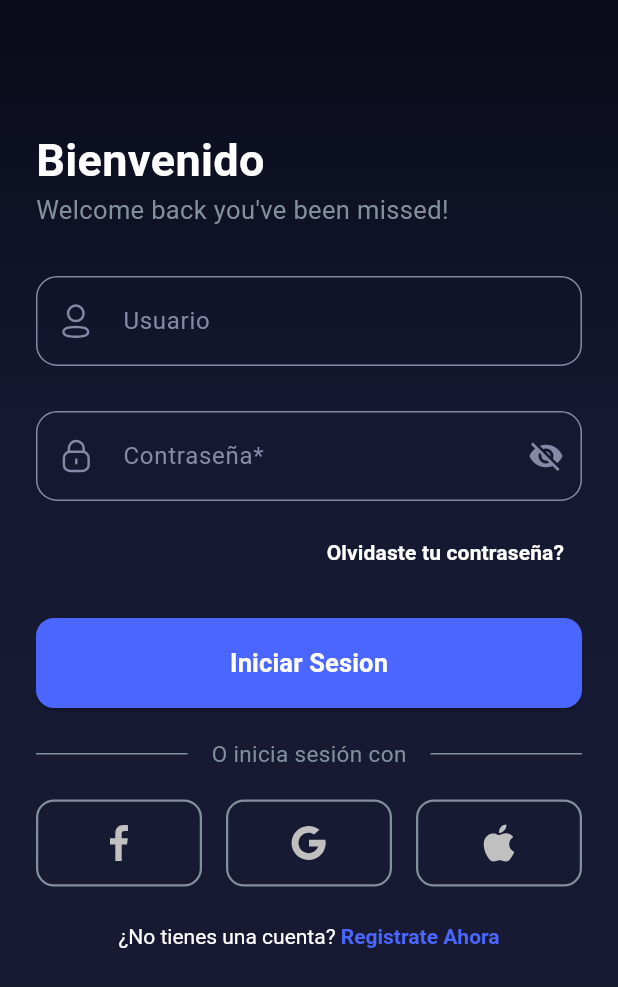
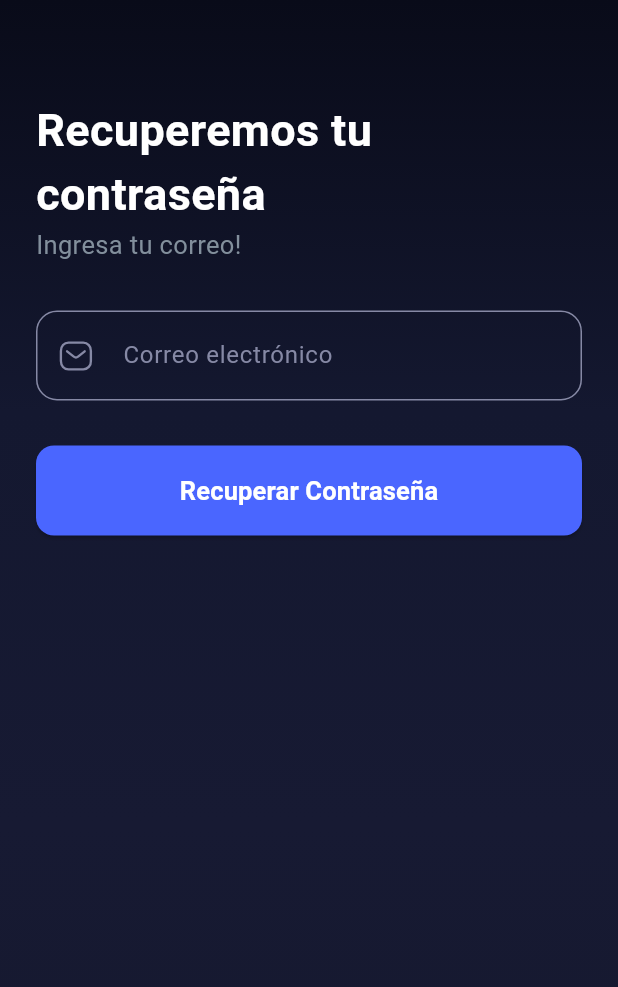
Before and after one commit to sh4y0/serviexpress-app, a Flutter app: the AuthPage screen opened by its route, after a tap on "Olvidaste tu contraseña?", on a phone screen of 412 x 824 dp. Shown: the top 987 px of the screen. Run offline on Flutter 3.47's test engine with Material 3 defaults, Android fonts, the light colour scheme and no system bars; our stand-ins replace cloud_firestore, firebase_auth, firebase_core, firebase_remote_config, flutter_riverpod, flutter_svg and 7 more; accounts and stored records are empty.

Commit message:
Agregando pantalla para recuperar contraseña

```diff
--- a/lib/config/app_routes.dart
+++ b/lib/config/app_routes.dart
@@ -2,6 +2,7 @@ class AppRoutes {
   static const String startPage = '/start_page';
   static const String login = '/auth_page';
   static const String home = '/home_page';
+  static const String recoveryPassword = '/recovery_password';
   static const String verified = "/verified_page";
   static const String chat = '/chat_page';
 }
--- a/lib/presentation/pages/auth_page.dart
+++ b/lib/presentation/pages/auth_page.dart
@@ -11,7 +11,6 @@ import 'package:serviexpress_app/core/utils/result_state.dart';
 import 'package:serviexpress_app/core/utils/user_preferences.dart';
 import 'package:serviexpress_app/presentation/viewmodels/auth_view_model.dart';
 import 'package:serviexpress_app/presentation/viewmodels/register_view_model.dart';
-import 'package:serviexpress_app/presentation/widgets/login_sign_up_switcher.dart';
 import 'package:serviexpress_app/presentation/widgets/map_style_loader.dart';
 
 class SvgCache {
@@ -60,6 +59,7 @@ class _AuthScreenState extends ConsumerState<AuthPage> {
   final TextEditingController _passwordControllerRegister =
       TextEditingController();
 
+  late BoxDecoration userContainerDecoration;
   late BoxDecoration passwordContainerDecoration;
   bool isTextFormFieldClicked = false;
 
@@ -79,8 +79,6 @@ class _AuthScreenState extends ConsumerState<AuthPage> {
       "assets/icons/ic_facebook.svg",
       "assets/icons/ic_google.svg",
       "assets/icons/ic_apple.svg",
-      "assets/icons/ic_message_form.svg"
-          "assets/icons/ic_camera.svg",
     ];
 
     for (final path in svgPaths) {
@@ -120,11 +118,12 @@ class _AuthScreenState extends ConsumerState<AuthPage> {
               "Inicio de sesión exitoso",
               onOk: () async {
                 if (mounted) {
-                  Navigator.pushNamedAndRemoveUntil(
+                  Navigator.pushReplacementNamed(
                     context,
-                    AppRoutes.home,
-                    (Route<dynamic> route) => false,
-                    arguments: MapStyleLoader.cachedStyle,
+                    AppRoutes.chat,
+
+                    /*AppRoutes.home,
+                    arguments: MapStyleLoader.cachedStyle,*/
                   );
                 }
               },
@@ -152,19 +151,19 @@ class _AuthScreenState extends ConsumerState<AuthPage> {
         case Success():
           LoadingScreen.hide();
           if (mounted) {
-            Navigator.pushReplacementNamed(context, AppRoutes.verified);
-            // Alerts.instance.showSuccessAlert(
-            //   context,
-            //   "Usted se ha registrado exitosamente",
-            //   onOk: () {
-            //     if (mounted) {
-            //       Navigator.pushReplacementNamed(
-            //         context,
-            //         AppRoutes.verified,
-            //       );
-            //     }
-            //   },
-            // );
+            Alerts.instance.showSuccessAlert(
+              context,
+              "Usted se ha registrado exitosamente",
+              onOk: () {
+                if (mounted) {
+                  Navigator.pushReplacementNamed(
+                    context,
+                    AppRoutes.home,
+                    arguments: MapStyleLoader.cachedStyle,
+                  );
+                }
+              },
+            );
           }
           break;
         case Failure(:final error):
@@ -186,20 +185,6 @@ class _AuthScreenState extends ConsumerState<AuthPage> {
           padding: const EdgeInsets.symmetric(vertical: 65, horizontal: 24),
           child: Column(
             children: [
-              // LoginSignUpSwitcher(
-              //   isLoginSelected: isLogin,
-              //   onLoginTap: () {},
-              //   onSignUpTap: () {
-              //     Navigator.pushReplacement(
-              //       context,
-              //       PageRouteBuilder(
-              //         pageBuilder: (c, a, s) => const SignUp(),
-              //         transitionDuration: Duration.zero,
-              //         reverseTransitionDuration: Duration.zero,
-              //       ),
-              //     );
-              //   },
-              // ),
               const SizedBox(height: 20),
               AnimatedCrossFade(
                 crossFadeState:
@@ -279,7 +264,12 @@ class _AuthScreenState extends ConsumerState<AuthPage> {
               Align(
                 alignment: Alignment.centerRight,
                 child: TextButton(
-                  onPressed: () {},
+                  onPressed: () {
+                    Navigator.pushReplacementNamed(
+                        context,
+                        AppRoutes.recoveryPassword,
+                      );
+                  },
                   style: TextButton.styleFrom(foregroundColor: Colors.white),
                   child: const Text(
                     "Olvidaste tu contraseña?",
@@ -293,7 +283,6 @@ class _AuthScreenState extends ConsumerState<AuthPage> {
                 height: 60,
                 child: ElevatedButton(
                   onPressed: () async {
-                    FocusManager.instance.primaryFocus?.unfocus();
                     final email = _emailController.text.trim();
                     final password = _passwordController.text.trim();
 
@@ -412,12 +401,12 @@ class _AuthScreenState extends ConsumerState<AuthPage> {
                 hintText: "Usuario",
                 svgIconPath: "assets/icons/ic_person.svg",
               ),
-              // const SizedBox(height: 20),
-              // _buildTextField(
-              //   controller: _dniControllerRegister,
-              //   hintText: "DNI",
-              //   svgIconPath: "assets/icons/ic_email.svg",
-              // ),
+              const SizedBox(height: 20),
+              _buildTextField(
+                controller: _dniControllerRegister,
+                hintText: "DNI",
+                svgIconPath: "assets/icons/ic_email.svg",
+              ),
               const SizedBox(height: 20),
               _buildTextField(
                 controller: _emailControllerRegister,
@@ -444,33 +433,33 @@ class _AuthScreenState extends ConsumerState<AuthPage> {
                   ),
                 ),
               ),
-              // const SizedBox(height: 8),
-              // Row(
-              //   children: [
-              //     SizedBox(
-              //       width: 24,
-              //       child: Checkbox(
-              //         value: isEmployer,
-              //         onChanged: (value) {
-              //           setState(() {
-              //             isEmployer = value ?? false;
-              //           });
-              //         },
-              //         checkColor: Colors.white,
-              //         activeColor: AppColor.colorInput,
-              //         side: const BorderSide(
-              //           color: AppColor.colorInput,
-              //           width: 1.8,
-              //         ),
-              //       ),
-              //     ),
-              //     const SizedBox(width: 5),
-              //     const Text(
-              //       "Soy empleador",
-              //       style: TextStyle(color: Colors.white, fontSize: 15),
-              //     ),
-              //   ],
-              // ),
+              const SizedBox(height: 8),
+              Row(
+                children: [
+                  SizedBox(
+                    width: 24,
+                    child: Checkbox(
+                      value: isEmployer,
+                      onChanged: (value) {
+                        setState(() {
+                          isEmployer = value ?? false;
+                        });
+                      },
+                      checkColor: Colors.white,
+                      activeColor: AppColor.colorInput,
+                      side: const BorderSide(
+                        color: AppColor.colorInput,
+                        width: 1.8,
+                      ),
+                    ),
+                  ),
+                  const SizedBox(width: 5),
+                  const Text(
+                    "Soy empleador",
+                    style: TextStyle(color: Colors.white, fontSize: 15),
+                  ),
+                ],
+              ),
               const SizedBox(height: 20),
               SizedBox(
                 width: double.infinity,
--- /dev/null
+++ b/lib/presentation/pages/auth_page_recovery_password.dart
@@ -0,0 +1,152 @@
+
+
+import 'package:flutter/material.dart';
+import 'package:flutter_riverpod/flutter_riverpod.dart';
+import 'package:serviexpress_app/core/theme/app_color.dart';
+import 'package:serviexpress_app/core/utils/alerts.dart';
+import 'package:serviexpress_app/presentation/pages/auth_page.dart';
+
+class AuthPageRecoveryPassword extends ConsumerStatefulWidget {
+  const AuthPageRecoveryPassword({super.key});
+
+  @override
+  ConsumerState<AuthPageRecoveryPassword> createState() => _AuthScreenState();
+}
+
+class _AuthScreenState extends ConsumerState<AuthPageRecoveryPassword> {
+  final _formRecoveryKey = GlobalKey<FormState>();
+  final TextEditingController _emailController = TextEditingController();
+
+  @override
+  void dispose() {
+    _emailController.dispose();
+    super.dispose();
+  }
+
+  @override
+  Widget build(BuildContext context) {
+    return Scaffold(
+      resizeToAvoidBottomInset: true,
+      body: Container(
+        width: double.infinity,
+        height: double.infinity,
+        decoration: const BoxDecoration(gradient: AppColor.backgroudGradient),
+        child:  SingleChildScrollView(
+          padding: const EdgeInsets.symmetric(vertical: 65, horizontal: 24),
+          child: Column(
+            children: [
+              _buildLoginForm(ref)
+
+            ],
+          ),
+        ),
+      ),
+    );
+  }
+
+  Widget _buildLoginForm(WidgetRef ref) {
+    return Column(
+      crossAxisAlignment: CrossAxisAlignment.start,
+      children: [
+        const Text(
+          "Recuperemos tu contraseña",
+          style: TextStyle(
+            fontSize: 30,
+            color: Colors.white,
+            fontWeight: FontWeight.bold,
+          ),
+        ),
+        const Text(
+          "Ingresa tu correo!",
+          style: TextStyle(fontSize: 17, color: AppColor.textWelcome),
+        ),
+        const SizedBox(height: 32),
+        Form(
+          key: _formRecoveryKey,
+          child: Column(
+            key: const ValueKey('loginForm'),
+            children: [
+              _buildTextField(
+                controller: _emailController,
+                hintText: "Correo electrónico",
+                svgIconPath: "assets/icons/ic_email.svg",
+              ),
+              const SizedBox(height: 30),
+
+              ElevatedButton(
+                  onPressed: () async {
+                    FocusManager.instance.primaryFocus?.unfocus();
+                    final email = _emailController.text.trim();
+
+                    if (email.isEmpty) {
+                      Alerts.instance.showErrorAlert(
+                        context,
+                        "Por favor ingresa el correo electrónico.",
+                      );
+                      return;
+                    }
+                  },
+                  style: ElevatedButton.styleFrom(
+                    backgroundColor: AppColor.btnColor,
+                    shape: RoundedRectangleBorder(
+                      borderRadius: BorderRadius.circular(12),
+                    ),
+                  ),
+                  child: const Text(
+                    "Recuperar Contraseña",
+                    style: TextStyle(
+                      color: Colors.white,
+                      fontSize: 17,
+                      fontWeight: FontWeight.bold,
+                    ),
+                  ),
+                ),
+            ],
+          ),
+        ),
+      ],
+    );
+  }
+
+  Widget _buildTextField({
+    required String hintText,
+    required String svgIconPath,
+    bool obscureText = false,
+    Widget? suffixIcon,
+    TextEditingController? controller,
+  }) {
+    return TextFormField(
+      onTap: () {
+        setState(() {
+
+        });
+      },
+      controller: controller,
+      obscureText: obscureText,
+      cursorColor: AppColor.colorInput,
+      style: const TextStyle(color: AppColor.textInput),
+      decoration: InputDecoration(
+        contentPadding: const EdgeInsets.symmetric(
+          vertical: 18,
+          horizontal: 18,
+        ),
+        enabledBorder: OutlineInputBorder(
+          borderRadius: BorderRadius.circular(14),
+          borderSide: const BorderSide(color: AppColor.textInput, width: 1),
+        ),
+        focusedBorder: OutlineInputBorder(
+          borderRadius: BorderRadius.circular(14),
+          borderSide: const BorderSide(color: AppColor.colorInput, width: 1),
+        ),
+        hintText: hintText,
+        hintStyle: const TextStyle(color: AppColor.textInput),
+        prefixIcon: Padding(
+          padding: const EdgeInsets.all(14),
+          child: SvgCache.getIconSvg(svgIconPath),
+        ),
+        suffixIcon: suffixIcon,
+      ),
+    );
+  }
+
+}
--- a/lib/presentation/pages/serviexpress.dart
+++ b/lib/presentation/pages/serviexpress.dart
@@ -3,6 +3,7 @@ import 'package:flutter/material.dart';
 import 'package:serviexpress_app/config/app_routes.dart';
 import 'package:serviexpress_app/core/theme/app_theme.dart';
 import 'package:serviexpress_app/presentation/pages/auth_page.dart';
+import 'package:serviexpress_app/presentation/pages/auth_page_recovery_password.dart';
 import 'package:serviexpress_app/presentation/pages/chat_page.dart';
 import 'package:serviexpress_app/presentation/pages/home_page.dart';
 import 'package:serviexpress_app/presentation/pages/start_page.dart';
@@ -31,6 +32,10 @@ class Serviexpress extends StatelessWidget {
                 final mapStyle = settings.arguments as String;
                 return CupertinoPageRoute(
                   builder: (context) => HomePage(mapStyle: mapStyle),
+                );
+              case AppRoutes.recoveryPassword:
+                return CupertinoPageRoute(
+                  builder: (context) => const AuthPageRecoveryPassword(),
                 );
               case AppRoutes.verified:
                 return CupertinoPageRoute(
```
